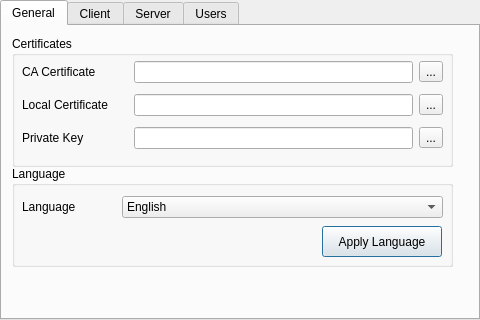
Qt form resources/preferences.ui (jiakeliu/Cobra) before a commit.
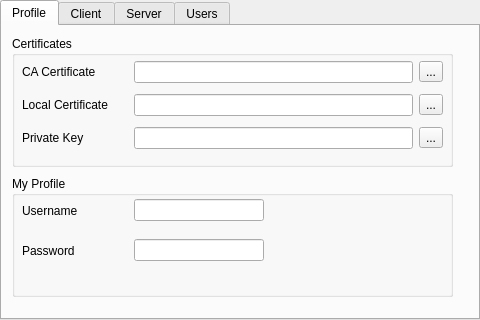
The same form after that commit. The open tabs and pages were chosen to show the change. Icons and pictures are not drawn.

Commit message: Prefrences window should now work correctly. Added a tool bar. Will populate in the next check in.

Diff of the .ui file:
```diff
--- a/resources/preferences.ui
+++ b/resources/preferences.ui
@@ -63,109 +63,8 @@
        </property>
        <widget class="QWidget" name="General">
         <attribute name="title">
-         <string>General</string>
+         <string>Profile</string>
         </attribute>
-        <widget class="QGroupBox" name="Language">
-         <property name="geometry">
-          <rect>
-           <x>10</x>
-           <y>140</y>
-           <width>441</width>
-           <height>101</height>
-          </rect>
-         </property>
-         <property name="title">
-          <string>Language</string>
-         </property>
-         <widget class="QLabel" name="labelLanguage">
-          <property name="geometry">
-           <rect>
-            <x>10</x>
-            <y>30</y>
-            <width>90</width>
-            <height>21</height>
-           </rect>
-          </property>
-          <property name="sizePolicy">
-           <sizepolicy hsizetype="Fixed" vsizetype="Preferred">
-            <horstretch>0</horstretch>
-            <verstretch>0</verstretch>
-           </sizepolicy>
-          </property>
-          <property name="minimumSize">
-           <size>
-            <width>90</width>
-            <height>0</height>
-           </size>
-          </property>
-          <property name="maximumSize">
-           <size>
-            <width>90</width>
-            <height>16777215</height>
-           </size>
-          </property>
-          <property name="text">
-           <string>Language</string>
-          </property>
-         </widget>
-         <widget class="QComboBox" name="comboBoxLang">
-          <property name="geometry">
-           <rect>
-            <x>110</x>
-            <y>30</y>
-            <width>321</width>
-            <height>22</height>
-           </rect>
-          </property>
-          <item>
-           <property name="text">
-            <string>English</string>
-           </property>
-          </item>
-          <item>
-           <property name="text">
-            <string>Simplified Chinese</string>
-           </property>
-          </item>
-         </widget>
-         <widget class="QPushButton" name="Apply">
-          <property name="geometry">
-           <rect>
-            <x>310</x>
-            <y>60</y>
-            <width>120</width>
-            <height>31</height>
-           </rect>
-          </property>
-          <property name="sizePolicy">
-           <sizepolicy hsizetype="Fixed" vsizetype="Fixed">
-            <horstretch>0</horstretch>
-            <verstretch>0</verstretch>
-           </sizepolicy>
-          </property>
-          <property name="minimumSize">
-           <size>
-            <width>120</width>
-            <height>0</height>
-           </size>
-          </property>
-          <property name="maximumSize">
-           <size>
-            <width>120</width>
-            <height>16777215</height>
-           </size>
-          </property>
-          <property name="baseSize">
-           <size>
-            <width>0</width>
-            <height>0</height>
-           </size>
-          </property>
-          <property name="text">
-           <string>Apply Language</string>
-          </property>
-         </widget>
-        </widget>
         <widget class="QGroupBox" name="Certificates">
          <property name="geometry">
           <rect>
@@ -272,6 +171,157 @@
           </layout>
          </widget>
         </widget>
+        <widget class="QGroupBox" name="MyProfile">
+         <property name="geometry">
+          <rect>
+           <x>10</x>
+           <y>150</y>
+           <width>441</width>
+           <height>121</height>
+          </rect>
+         </property>
+         <property name="title">
+          <string>My Profile</string>
+         </property>
+         <widget class="QWidget" name="layoutWidget">
+          <property name="geometry">
+           <rect>
+            <x>10</x>
+            <y>20</y>
+            <width>333</width>
+            <height>29</height>
+           </rect>
+          </property>
+          <layout class="QHBoxLayout" name="horizontalLayout_17">
+           <property name="rightMargin">
+            <number>20</number>
+           </property>
+           <item>
+            <widget class="QLabel" name="labelUsr">
+             <property name="minimumSize">
+              <size>
+               <width>106</width>
+               <height>0</height>
+              </size>
+             </property>
+             <property name="maximumSize">
+              <size>
+               <width>110</width>
+               <height>16777215</height>
+              </size>
+             </property>
+             <property name="text">
+              <string>Username</string>
+             </property>
+            </widget>
+           </item>
+           <item>
+            <widget class="QLineEdit" name="lineEditUser">
+             <property name="sizePolicy">
+              <sizepolicy hsizetype="Fixed" vsizetype="Fixed">
+               <horstretch>0</horstretch>
+               <verstretch>0</verstretch>
+              </sizepolicy>
+             </property>
+             <property name="minimumSize">
+              <size>
+               <width>130</width>
+               <height>0</height>
+              </size>
+             </property>
+             <property name="maximumSize">
+              <size>
+               <width>130</width>
+               <height>16777215</height>
+              </size>
+             </property>
+            </widget>
+           </item>
+           <item>
+            <spacer name="horizontalSpacer_12">
+             <property name="orientation">
+              <enum>Qt::Horizontal</enum>
+             </property>
+             <property name="sizeHint" stdset="0">
+              <size>
+               <width>40</width>
+               <height>20</height>
+              </size>
+             </property>
+            </spacer>
+           </item>
+          </layout>
+         </widget>
+         <widget class="QWidget" name="layoutWidget_2">
+          <property name="geometry">
+           <rect>
+            <x>10</x>
+            <y>60</y>
+            <width>314</width>
+            <height>29</height>
+           </rect>
+          </property>
+          <layout class="QHBoxLayout" name="horizontalLayout_18">
+           <item>
+            <widget class="QLabel" name="labelPw">
+             <property name="minimumSize">
+              <size>
+               <width>106</width>
+               <height>0</height>
+              </size>
+             </property>
+             <property name="maximumSize">
+              <size>
+               <width>110</width>
+               <height>16777215</height>
+              </size>
+             </property>
+             <property name="text">
+              <string>Password</string>
+             </property>
+            </widget>
+           </item>
+           <item>
+            <widget class="QLineEdit" name="lineEditPass">
+             <property name="sizePolicy">
+              <sizepolicy hsizetype="Fixed" vsizetype="Fixed">
+               <horstretch>0</horstretch>
+               <verstretch>0</verstretch>
+              </sizepolicy>
+             </property>
+             <property name="minimumSize">
+              <size>
+               <width>130</width>
+               <height>0</height>
+              </size>
+             </property>
+             <property name="maximumSize">
+              <size>
+               <width>130</width>
+               <height>16777215</height>
+              </size>
+             </property>
+             <property name="echoMode">
+              <enum>QLineEdit::Password</enum>
+             </property>
+            </widget>
+           </item>
+           <item>
+            <spacer name="horizontalSpacer_13">
+             <property name="orientation">
+              <enum>Qt::Horizontal</enum>
+             </property>
+             <property name="sizeHint" stdset="0">
+              <size>
+               <width>40</width>
+               <height>20</height>
+              </size>
+             </property>
+            </spacer>
+           </item>
+          </layout>
+         </widget>
+        </widget>
        </widget>
        <widget class="QWidget" name="Client">
         <attribute name="title">
@@ -384,128 +434,6 @@
             </item>
            </layout>
           </item>
-          <item>
-           <layout class="QHBoxLayout" name="horizontalLayout_3">
-            <property name="rightMargin">
-             <number>20</number>
-            </property>
-            <item>
-             <widget class="QLabel" name="label_3">
-              <property name="minimumSize">
-               <size>
-                <width>130</width>
-                <height>0</height>
-               </size>
-              </property>
-              <property name="maximumSize">
-               <size>
-                <width>110</width>
-                <height>16777215</height>
-               </size>
-              </property>
-              <property name="text">
-               <string>Username</string>
-              </property>
-             </widget>
-            </item>
-            <item>
-             <widget class="QLineEdit" name="lineEditUser">
-              <property name="sizePolicy">
-               <sizepolicy hsizetype="Fixed" vsizetype="Fixed">
-                <horstretch>0</horstretch>
-                <verstretch>0</verstretch>
-               </sizepolicy>
-              </property>
-              <property name="minimumSize">
-               <size>
-                <width>130</width>
-                <height>0</height>
-               </size>
-              </property>
-              <property name="maximumSize">
-               <size>
-                <width>130</width>
-                <height>16777215</height>
-               </size>
-              </property>
-             </widget>
-            </item>
-            <item>
-             <spacer name="horizontalSpacer_3">
-              <property name="orientation">
-               <enum>Qt::Horizontal</enum>
-              </property>
-              <property name="sizeHint" stdset="0">
-               <size>
-                <width>40</width>
-                <height>20</height>
-               </size>
-              </property>
-             </spacer>
-            </item>
-           </layout>
-          </item>
-          <item>
-           <layout class="QHBoxLayout" name="horizontalLayout_4">
-            <item>
-             <widget class="QLabel" name="label_4">
-              <property name="minimumSize">
-               <size>
-                <width>130</width>
-                <height>0</height>
-               </size>
-              </property>
-              <property name="maximumSize">
-               <size>
-                <width>110</width>
-                <height>16777215</height>
-               </size>
-              </property>
-              <property name="text">
-               <string>Password</string>
-              </property>
-             </widget>
-            </item>
-            <item>
-             <widget class="QLineEdit" name="lineEditPass">
-              <property name="sizePolicy">
-               <sizepolicy hsizetype="Fixed" vsizetype="Fixed">
-                <horstretch>0</horstretch>
-                <verstretch>0</verstretch>
-               </sizepolicy>
-              </property>
-              <property name="minimumSize">
-               <size>
-                <width>130</width>
-                <height>0</height>
-               </size>
-              </property>
-              <property name="maximumSize">
-               <size>
-                <width>130</width>
-                <height>16777215</height>
-               </size>
-              </property>
-              <property name="echoMode">
-               <enum>QLineEdit::Password</enum>
-              </property>
-             </widget>
-            </item>
-            <item>
-             <spacer name="horizontalSpacer_4">
-              <property name="orientation">
-               <enum>Qt::Horizontal</enum>
-              </property>
-              <property name="sizeHint" stdset="0">
-               <size>
-                <width>40</width>
-                <height>20</height>
-               </size>
-              </property>
-             </spacer>
-            </item>
-           </layout>
-          </item>
           <item>
            <layout class="QHBoxLayout" name="horizontalLayout_5">
             <property name="leftMargin">
```
Left out of the diff: 4 changed lines with no effect on the pictures. The commit also changes 3 other files.
